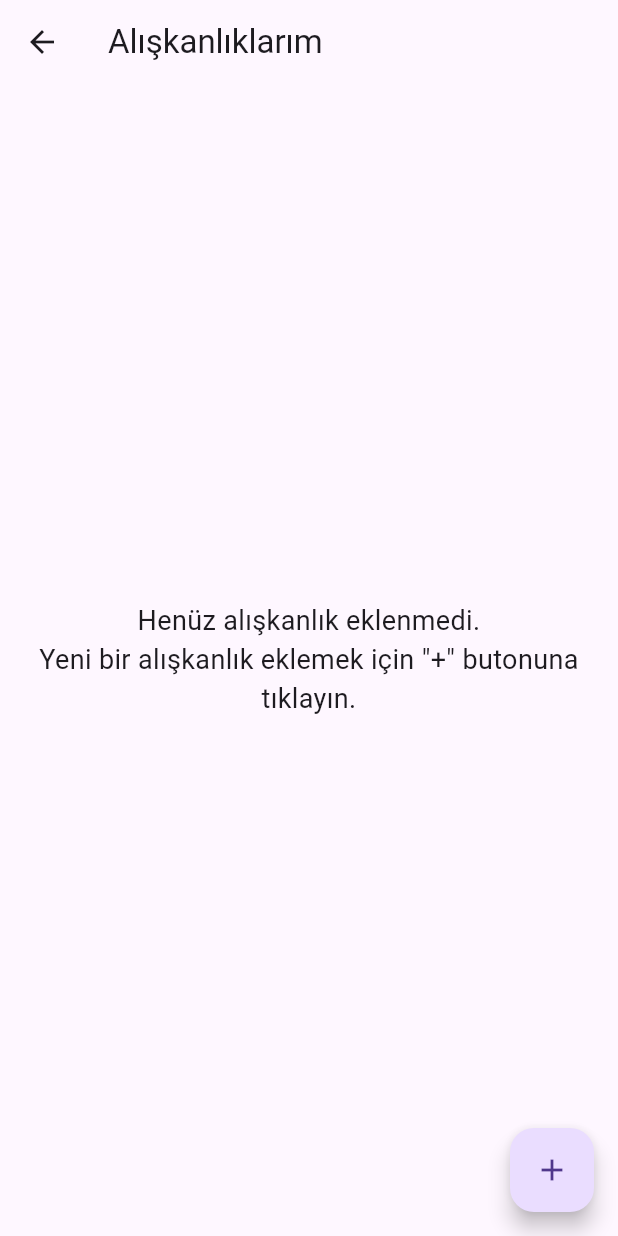
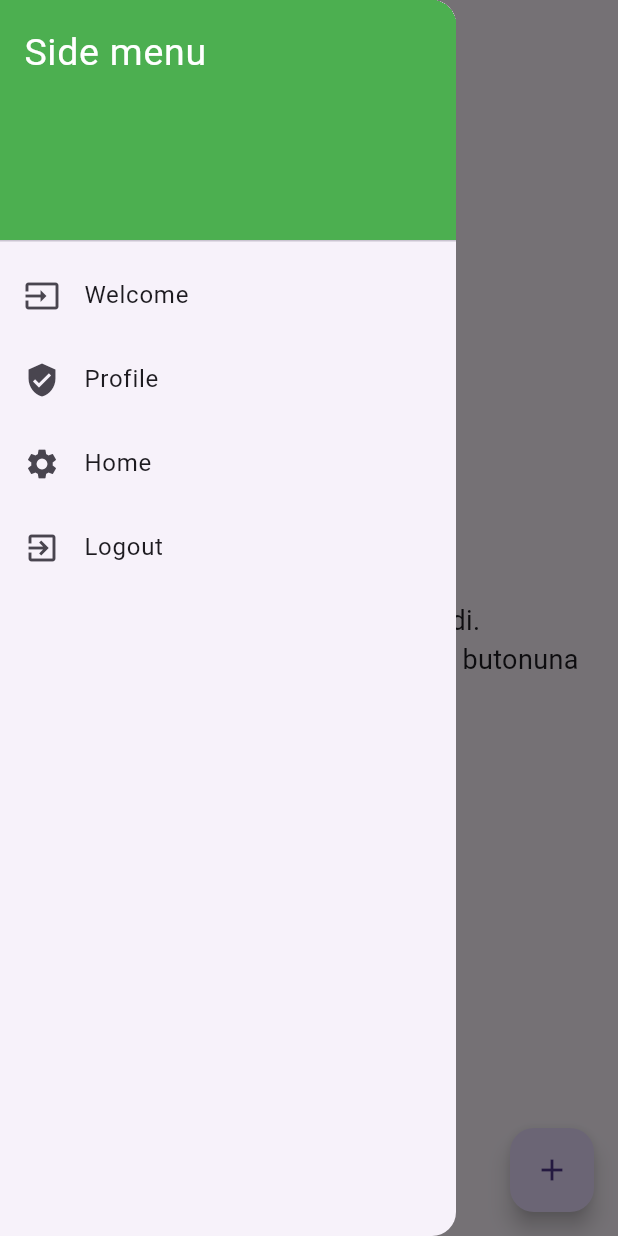
Before and after one commit to ElifHorozal/LittleSteps, a Flutter app: the HomeScreen screen opened by its route, with the side drawer open (before the commit the screen has no drawer), on a phone screen of 412 x 824 dp. Run offline on Flutter 3.47's test engine with Material 3 defaults, Android fonts, the phone set to English and light mode, and no system bars; our stand-ins replace cloud_firestore, firebase_auth, firebase_core; accounts and stored records are empty; generated files the repository leaves out were written again.

Commit message:
Adding the simple Side Menu

```diff
--- /dev/null
+++ b/lib/compotents/nav_drawer.dart
@@ -0,0 +1,53 @@
+import 'package:flutter/material.dart';
+import 'package:little_steps/screens/home_screen.dart';
+import 'package:little_steps/screens/profile_screen.dart';
+
+class NavDrawer extends StatelessWidget {
+  @override
+  Widget build(BuildContext context) {
+    return Drawer(
+      child: ListView(
+        padding: EdgeInsets.zero,
+        children: <Widget>[
+          DrawerHeader(
+            child: Text(
+              'Side menu',
+              style: TextStyle(color: Colors.white, fontSize: 25),
+            ),
+            decoration: BoxDecoration(
+              color: Colors.green,
+            ),
+          ),
+          ListTile(
+            leading: Icon(Icons.input),
+            title: Text('Welcome'),
+            onTap: () => {},
+          ),
+          ListTile(
+            leading: Icon(Icons.verified_user),
+            title: Text('Profile'),
+            onTap: () {
+              Navigator.of(context).push(
+                MaterialPageRoute(builder: (context) => ProfileScreen()),
+              );
+            },
+          ),
+          ListTile(
+            leading: Icon(Icons.settings),
+            title: Text('Home'),
+            onTap: () {
+              Navigator.of(context).push(
+                MaterialPageRoute(builder: (context) => HomeScreen()),
+              );
+            },
+          ),
+          ListTile(
+            leading: Icon(Icons.exit_to_app),
+            title: Text('Logout'),
+            onTap: () => {},
+          ),
+        ],
+      ),
+    );
+  }
+}
--- a/lib/screens/home_screen.dart
+++ b/lib/screens/home_screen.dart
@@ -2,6 +2,7 @@ import 'package:flutter/material.dart';
 import 'package:cloud_firestore/cloud_firestore.dart';
 import 'package:firebase_auth/firebase_auth.dart';
 import 'package:intl/intl.dart';
+import 'package:little_steps/compotents/nav_drawer.dart';
 
 class HomeScreen extends StatefulWidget {
   const HomeScreen({Key? key}) : super(key: key);
@@ -34,7 +35,11 @@ class _HomeScreenState extends State<HomeScreen> {
         'createdAt': FieldValue.serverTimestamp(),
         'weeklyProgress': List.generate(7, (_) => false),
       };
-      await _firestore.collection('users').doc(user.uid).collection('habits').add(habit);
+      await _firestore
+          .collection('users')
+          .doc(user.uid)
+          .collection('habits')
+          .add(habit);
     }
   }
 
@@ -49,6 +54,7 @@ class _HomeScreenState extends State<HomeScreen> {
     final user = _auth.currentUser;
 
     return Scaffold(
+      drawer: NavDrawer(),
       appBar: AppBar(
         title: Text('Alışkanlıklarım'),
       ),
@@ -95,10 +101,14 @@ class _HomeScreenState extends State<HomeScreen> {
                           mainAxisAlignment: MainAxisAlignment.spaceEvenly,
                           children: List.generate(7, (dayIndex) {
                             final now = DateTime.now();
-                            final startOfWeek = now.subtract(Duration(days: now.weekday - 1));
-                            final dayDate = startOfWeek.add(Duration(days: dayIndex));
-                            final dayName = DateFormat.E().format(dayDate); // Günün kısa adı (Mon, Tue, ...)
-                            final isToday = dayIndex == (now.weekday - 1); // Bugün kontrolü
+                            final startOfWeek =
+                                now.subtract(Duration(days: now.weekday - 1));
+                            final dayDate =
+                                startOfWeek.add(Duration(days: dayIndex));
+                            final dayName = DateFormat.E().format(
+                                dayDate); // Günün kısa adı (Mon, Tue, ...)
+                            final isToday =
+                                dayIndex == (now.weekday - 1); // Bugün kontrolü
 
                             return Column(
                               mainAxisSize: MainAxisSize.min,
@@ -106,7 +116,9 @@ class _HomeScreenState extends State<HomeScreen> {
                                 Text(
                                   dayName,
                                   style: TextStyle(
-                                    fontWeight: isToday ? FontWeight.bold : FontWeight.normal,
+                                    fontWeight: isToday
+                                        ? FontWeight.bold
+                                        : FontWeight.normal,
                                     color: isToday ? Colors.blue : Colors.black,
                                   ),
                                 ),
@@ -121,7 +133,8 @@ class _HomeScreenState extends State<HomeScreen> {
                                         .doc(user.uid)
                                         .collection('habits')
                                         .doc(habit.id)
-                                        .update({'weeklyProgress': weeklyProgress});
+                                        .update(
+                                            {'weeklyProgress': weeklyProgress});
                                   },
                                 ),
                               ],
--- a/lib/screens/profile_screen.dart
+++ b/lib/screens/profile_screen.dart
@@ -1,6 +1,7 @@
 import 'package:flutter/material.dart';
 import 'package:firebase_auth/firebase_auth.dart';
 import 'package:cloud_firestore/cloud_firestore.dart';
+import 'package:little_steps/compotents/nav_drawer.dart';
 import 'profile_update_screen.dart';
 
 class ProfileScreen extends StatefulWidget {
@@ -25,7 +26,8 @@ class _ProfileScreenState extends State<ProfileScreen> {
   Future<void> _loadUserData() async {
     user = _auth.currentUser;
     if (user != null) {
-      DocumentSnapshot doc = await _firestore.collection('users').doc(user!.uid).get();
+      DocumentSnapshot doc =
+          await _firestore.collection('users').doc(user!.uid).get();
       setState(() {
         userData = doc.data() as Map<String, dynamic>?;
       });
@@ -35,6 +37,7 @@ class _ProfileScreenState extends State<ProfileScreen> {
   @override
   Widget build(BuildContext context) {
     return Scaffold(
+      drawer: NavDrawer(),
       appBar: AppBar(
         title: Text("Profilim"),
         actions: [
@@ -60,14 +63,16 @@ class _ProfileScreenState extends State<ProfileScreen> {
                   ),
                   SizedBox(height: 16),
                   _buildProfileItem("Ad", userData!['name'] ?? "Bilinmiyor"),
-                  _buildProfileItem("E-posta", userData!['email'] ?? "Bilinmiyor"),
+                  _buildProfileItem(
+                      "E-posta", userData!['email'] ?? "Bilinmiyor"),
                   SizedBox(height: 24),
                   ElevatedButton(
                     onPressed: () {
                       Navigator.push(
-                          context,
-                          MaterialPageRoute(builder: (context) => ProfileUpdateScreen()),
-                        );
+                        context,
+                        MaterialPageRoute(
+                            builder: (context) => ProfileUpdateScreen()),
+                      );
                     },
                     child: Text("Profili Güncelle"),
                   )
```
